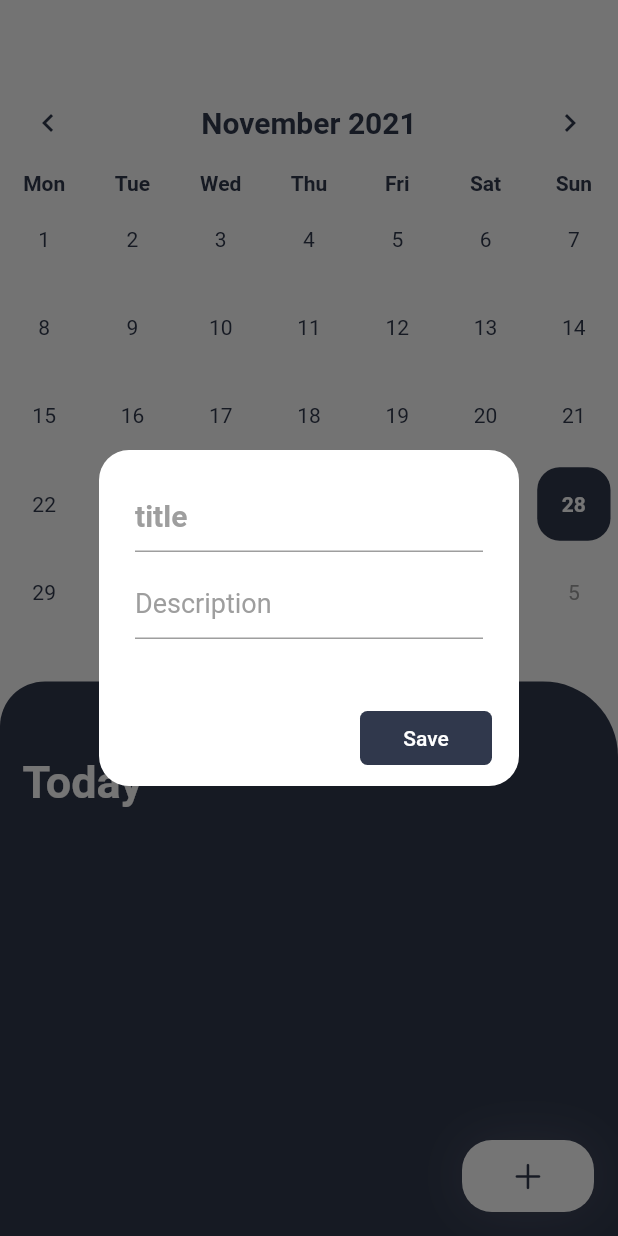
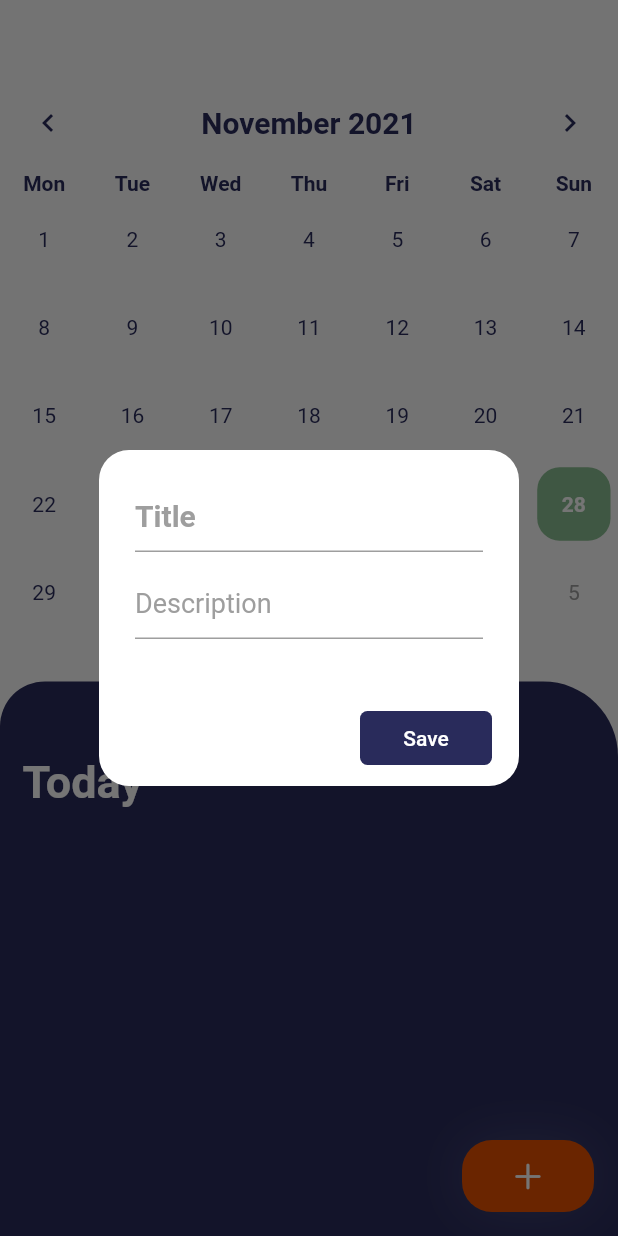
Before and after one commit to mvmonica/CS-4750, a Flutter app: the screen it shows after launch, after a tap on an icon or button, on a phone screen of 412 x 824 dp. Run offline on Flutter 3.47's test engine with Material 2 defaults, Android fonts, the phone set to English and light mode, and no system bars; drawn by our look-alikes of table_calendar; our stand-ins replace sqflite; accounts and stored records are empty.

Commit message:
color changes

```diff
--- a/lib/pages/home_page.dart
+++ b/lib/pages/home_page.dart
@@ -12,13 +12,17 @@ class HomePage extends StatefulWidget {
 
 class _HomePageState extends State<HomePage> {
 
-  Color _themeColor=Color(0xff30384c);
+  Color _themeColor=Color(0xFF6464A7);
+  Color _text=Color(0xFF292B5B);
+  Color _orange=Color(0xFFE65100);
+  Color _lime=Color(0xFF8ABD91);
+
   CalendarController calController;
   TextEditingController tfTitleController=TextEditingController();
   TextEditingController tfDecController=TextEditingController();
   GlobalKey<FormState> key=GlobalKey();
   List taskList=List();
-  final dateFormat=new DateFormat("d EEE, MMM ''yyyy");
+  final dateFormat=new DateFormat("yMMMMd");
   DateTime _selectedDate=DateTime.now();
 
   @override
@@ -61,13 +65,13 @@ class _HomePageState extends State<HomePage> {
       padding: EdgeInsets.only(left: 10),
       alignment: Alignment.centerLeft,
       decoration: BoxDecoration(
-        color: Colors.white,
+        color: Color(0xFFFFBB39),
         borderRadius: BorderRadius.circular(20),
       ),
 
       child: Icon(
         Icons.edit,
-        color: _themeColor,
+        color: _text,
         size:25,
       ),
     );
@@ -79,13 +83,13 @@ class _HomePageState extends State<HomePage> {
       alignment: Alignment.centerRight,
 
       decoration: BoxDecoration(
-        color: Colors.white,
+        color: Color(0xFFE2725B),
         borderRadius: BorderRadius.circular(20),
       ),
       padding: EdgeInsets.only(right: 10),
       child: Icon(
         Icons.delete,
-        color: _themeColor,
+        color: _text,
         size: 25,
       ),
     );
@@ -157,14 +161,14 @@ class _HomePageState extends State<HomePage> {
                                 fontWeight: FontWeight.bold
                             ),
                             decoration: InputDecoration(
-                                hintText: "title",
+                                hintText: "Title",
                                 hintStyle: TextStyle(
                                   color: Colors.grey,
                                   fontSize: 20,
                                 ),
                                 focusedBorder: UnderlineInputBorder(
                                     borderSide: BorderSide(
-                                      color: _themeColor,
+                                      color: _text,
                                     )
                                 )
                             ),
@@ -188,7 +192,7 @@ class _HomePageState extends State<HomePage> {
                                   ),
                                   focusedBorder: UnderlineInputBorder(
                                       borderSide: BorderSide(
-                                        color: _themeColor,
+                                        color: _text,
                                       )
                                   )
                               ),
@@ -201,7 +205,7 @@ class _HomePageState extends State<HomePage> {
                               Text(
                                 "Completed",
                                 style: TextStyle(
-                                  color: _themeColor,
+                                  color: _text,
                                   fontSize: 18,
                                 ),
                               ),
@@ -212,7 +216,7 @@ class _HomePageState extends State<HomePage> {
                                     isCompleted=value;
                                   });
                                 },
-                                activeColor: _themeColor,
+                                activeColor: _text,
                                 checkColor: Colors.white,
                               )
                             ],
@@ -226,7 +230,7 @@ class _HomePageState extends State<HomePage> {
                     Container(
                       padding: EdgeInsets.only(right: 10),
                       child: FlatButton(
-                        color: _themeColor,
+                        color: _text,
                         shape: RoundedRectangleBorder(
                             borderRadius: BorderRadius.circular(5)
                         ),
@@ -318,7 +322,7 @@ class _HomePageState extends State<HomePage> {
                 secondaryBackground: getDeleteBg(),
                 background: getEditBg(),
                 child: Card(
-                  color: _themeColor,
+                  color: _text,
                   elevation: 0,
                   shadowColor: Colors.white,
                   child: Row(
@@ -331,7 +335,7 @@ class _HomePageState extends State<HomePage> {
                         size: 30,):
                       Icon(
                         CupertinoIcons.clock_solid,
-                        color: Color(0xffff9e00),
+                        color: Color(0xFFE65100),
                         size: 30,
                       ),
                       SizedBox(width: 10,),
@@ -383,10 +387,10 @@ class _HomePageState extends State<HomePage> {
                 TableCalendar(
                   startingDayOfWeek: StartingDayOfWeek.monday,
                   calendarStyle: CalendarStyle(
-                      weekdayStyle: TextStyle(color: _themeColor,fontWeight: FontWeight.normal,fontSize: 14),
-                      weekendStyle: TextStyle(color: _themeColor,fontWeight: FontWeight.normal,fontSize: 14),
-                      selectedColor: _themeColor,
-                      todayColor: _themeColor,
+                      weekdayStyle: TextStyle(color: _text,fontWeight: FontWeight.normal,fontSize: 14),
+                      weekendStyle: TextStyle(color: _text,fontWeight: FontWeight.normal,fontSize: 14),
+                      selectedColor: _text,
+                      todayColor: _lime,
                       todayStyle: TextStyle(
                           fontSize: 14,
                           color: Colors.white
@@ -409,7 +413,7 @@ class _HomePageState extends State<HomePage> {
                             margin: EdgeInsets.all(5.0),
                             alignment: Alignment.center,
                             decoration: BoxDecoration(
-                              color: _themeColor,
+                              color: _lime,
 
                               borderRadius: BorderRadius.circular(15),
                             ),
@@ -423,11 +427,11 @@ class _HomePageState extends State<HomePage> {
                   ),
                   daysOfWeekStyle: DaysOfWeekStyle(
                       weekendStyle: TextStyle(
-                          color: _themeColor,
+                          color: _text,
                           fontWeight: FontWeight.bold
                       ),
                       weekdayStyle: TextStyle(
-                          color: _themeColor,
+                          color: _text,
                           fontWeight: FontWeight.bold
                       )
 
@@ -436,17 +440,17 @@ class _HomePageState extends State<HomePage> {
                       formatButtonVisible: false,
                       centerHeaderTitle: true,
                       titleTextStyle: TextStyle(
-                        color: _themeColor,
+                        color: _text,
                         fontWeight: FontWeight.bold,
                         fontSize: 20,
                       ),
                       leftChevronIcon: Icon(
                         Icons.chevron_left,
-                        color: _themeColor,
+                        color: _text,
                       ),
                       rightChevronIcon: Icon(
                         Icons.chevron_right,
-                        color: _themeColor,
+                        color: _text,
                       )
                   ),
                   calendarController: calController,
@@ -457,7 +461,7 @@ class _HomePageState extends State<HomePage> {
                     height: MediaQuery.of(context).size.height,
                     width: MediaQuery.of(context).size.width,
                     decoration: BoxDecoration(
-                        color: _themeColor,
+                        color: _text,
                         borderRadius: BorderRadius.only(topRight: Radius.circular(50),topLeft: Radius.circular(30))
                     ),
                     child: Container(
@@ -488,7 +492,7 @@ class _HomePageState extends State<HomePage> {
         floatingActionButton: Container(
           padding: EdgeInsets.all(0),
           decoration: BoxDecoration(
-            color: Colors.white,
+            color: _orange,
             borderRadius: BorderRadius.all(Radius.circular(20)),
             boxShadow: [
 
@@ -511,7 +515,7 @@ class _HomePageState extends State<HomePage> {
 
             child: Icon(
               CupertinoIcons.add,
-              color: _themeColor,
+              color: Colors.white,
 
             ),
           ),
--- a/lib/pages/splash_screen.dart
+++ b/lib/pages/splash_screen.dart
@@ -6,7 +6,7 @@ import 'package:flutter_calendar/pages/home_page.dart';
 class SplashScreen extends StatelessWidget {
 
   pushToHomePage(BuildContext context) async{
-    await Future.delayed(Duration(seconds: 2));
+    await Future.delayed(Duration(seconds: 3));
     Navigator.pushReplacement(context, MaterialPageRoute(builder:(context)=>HomePage()));
   }
   @override
@@ -14,14 +14,14 @@ class SplashScreen extends StatelessWidget {
     pushToHomePage(context);
     return Scaffold(
 
-      backgroundColor: Colors.white,
+      backgroundColor: Color(0xFF8ABD91),
       body: Center(
           child: Column(
             mainAxisAlignment: MainAxisAlignment.center,
             children: [
-              Icon(Icons.check_circle,size: 150,color: Color(0xff30384c),),
+              Icon(Icons.calendar_today,size: 150,color: Color(0xFF292B5B),),
               SizedBox(height: 10,),
-              Text('RemindMe',style: TextStyle(color: Color(0xff30384c),fontSize: 40,fontWeight: FontWeight.bold),)
+              Text('RemindMe',style: TextStyle(color: Colors.white,fontSize: 40,fontWeight: FontWeight.bold),)
             ],
           )
       ),
```
